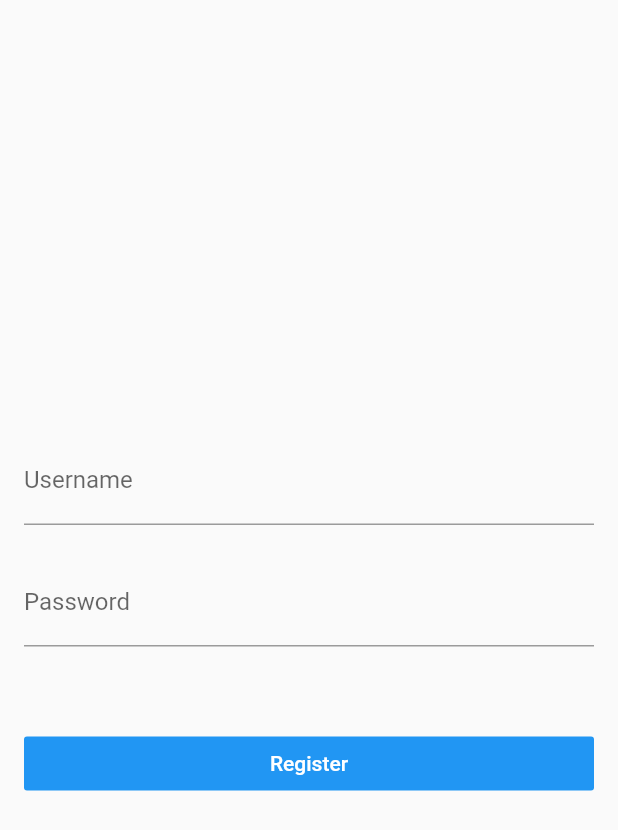
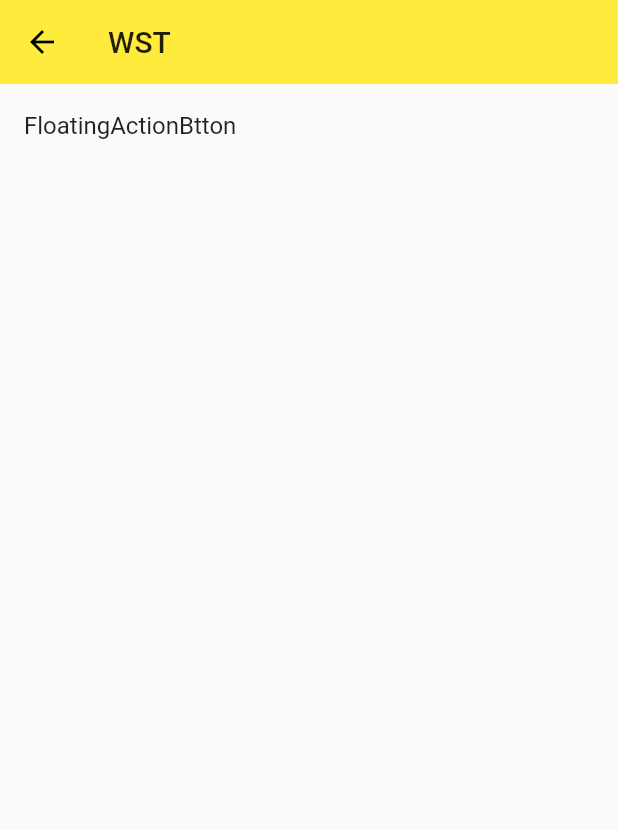
Before and after one commit to ShondaXX/flutter, a Flutter app: the screen it shows after launch, on a phone screen of 412 x 824 dp. Shown: the top 830 px of the screen. Run offline on Flutter 3.47's test engine with Material 2 defaults, Android fonts, the phone set to English and light mode, and no system bars.

Commit message:
FloatingActionButton:悬浮按钮

```diff
--- /dev/null
+++ b/lib/demo/material_components.dart
@@ -0,0 +1,77 @@
+import 'package:flutter/material.dart';
+
+class MaterialComponents extends StatelessWidget {
+  @override
+  Widget build(BuildContext context) {
+    return Scaffold(
+      appBar: AppBar(
+        title: Text("WST"),
+        elevation: 0.0,
+      ),
+      body: ListView(
+        children: <Widget>[
+          ListItem(
+            title: "FloatingActionBtton",
+            page: FloatingActionButtonDemo(),
+          )
+        ],
+      ),
+    );
+  }
+}
+
+class FloatingActionButtonDemo extends StatelessWidget {
+  final _floatingActionButton = FloatingActionButton(//悬浮按钮
+    onPressed: (){},
+    child: Icon(Icons.add),
+    elevation:  0.0,
+    backgroundColor: Colors.black87,
+    shape: BeveledRectangleBorder(//正方形
+      borderRadius: BorderRadius.circular(30.0)
+    ),
+  );
+
+  final _floatingActionButtonExtended = FloatingActionButton.extended(//
+    onPressed: (){},
+    icon: Icon(Icons.add),
+    label: Text("Add"),
+  );
+
+  @override
+  Widget build(BuildContext context) {
+    return Scaffold(
+      appBar: AppBar(
+        title: Text("FloatingActionButtonDemo"),
+        elevation: 0.0,
+      ),
+      floatingActionButton: _floatingActionButtonExtended,
+    );
+  }
+}
+
+
+class ListItem extends StatelessWidget {
+  final String title;
+  final Widget page;
+
+  ListItem({
+    this.title,
+    this.page
+  });
+
+  @override
+  Widget build(BuildContext context) {
+    return ListTile(
+      title: Text(title),
+      onTap: (){
+        Navigator.of(context).push(
+          MaterialPageRoute(
+            builder: (context){
+              return page;
+            }
+          )
+        );
+      },
+    );
+  }
+}
--- a/lib/main.dart
+++ b/lib/main.dart
@@ -10,6 +10,8 @@ import './demo/view_demo.dart';
 import './demo/sliver_demo.dart';
 import './demo/navigator_demo.dart';
 import './demo/form_demo.dart';
+import './demo/material_components.dart';
+
 
 void main() => runApp(App());
 
@@ -19,11 +21,12 @@ class App extends StatelessWidget {
     return MaterialApp(//Material 风格的小部件
       debugShowCheckedModeBanner: false, //隐藏 debug 条幅
       // home: Home(),
-      initialRoute: '/form',//默认路由
+      initialRoute: '/mdc',//默认路由
       routes: {//路由
         '/': (context) => Home(),
         '/about':(context) => Page(title: "HH",),
-        '/form':(context) => FormDemo()
+        '/form':(context) => FormDemo(),
+        '/mdc':(context) => MaterialComponents()
       },
       theme: ThemeData(//主题颜色小部件
           primarySwatch: Colors.yellow, //主要颜色
```
